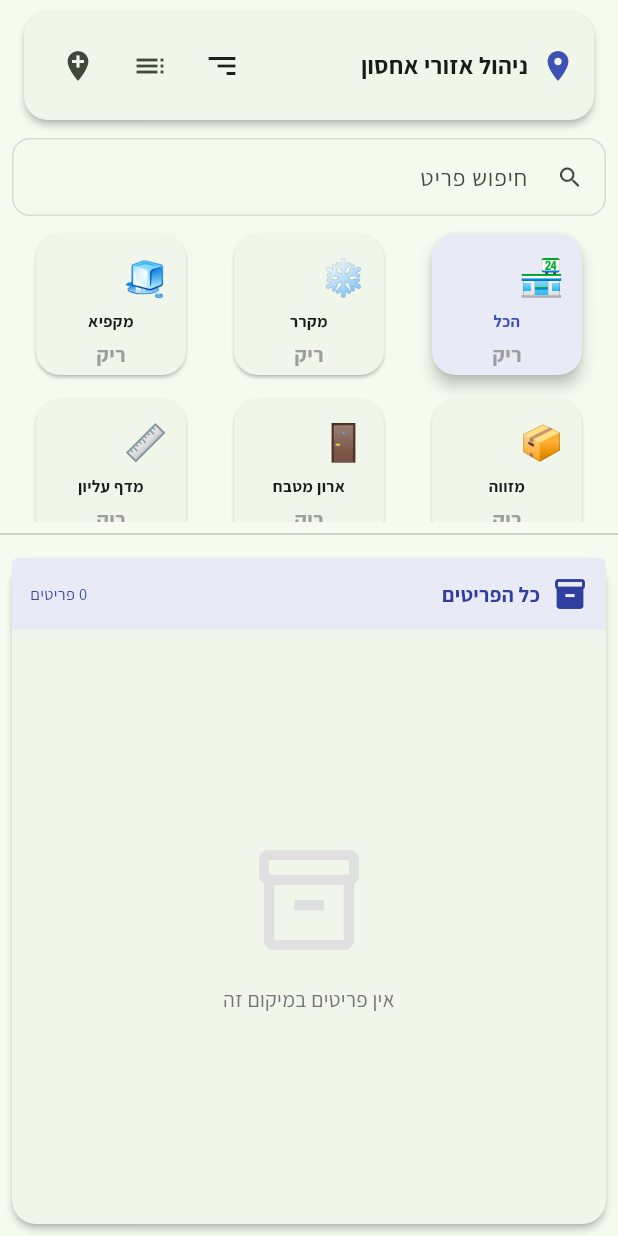
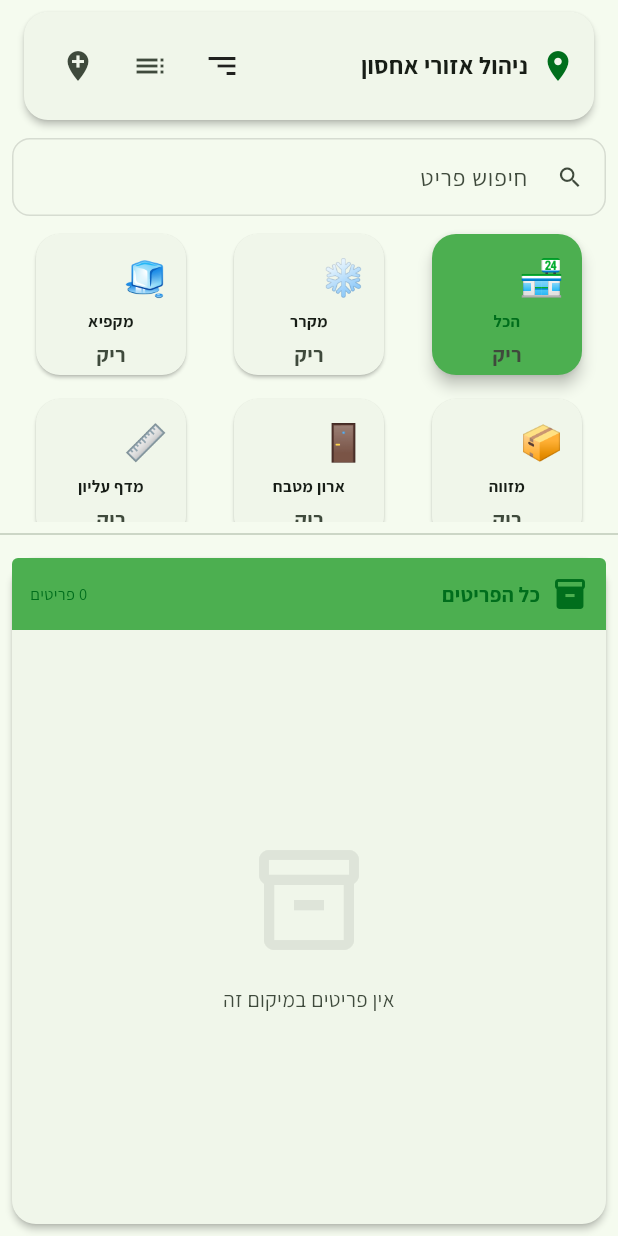
Before and after one commit to Yehuda-sh/salsheli, a Flutter app: the StorageLocationManager widget shown alone on an empty page, opened directly with empty values, on a phone screen of 412 x 824 dp. Run offline on Flutter 3.47's test engine with Material 3 defaults, Android fonts, the phone set to English and light mode, and no system bars; drawn by our look-alikes of dynamic_color; our stand-ins replace cloud_firestore, firebase_auth, firebase_core, firebase_storage, fl_chart, flutter_animate and 4 more; missing offline and left inert: google_mlkit_text_recognition; accounts and stored records are empty.

```diff
--- a/lib/screens/pantry/my_pantry_screen.dart
+++ b/lib/screens/pantry/my_pantry_screen.dart
@@ -38,8 +38,8 @@ import 'package:provider/provider.dart';
 import '../../models/inventory_item.dart';
 import '../../providers/inventory_provider.dart';
 import '../../providers/shopping_lists_provider.dart';
-import '../../widgets/storage_location_manager.dart';
-import '../../widgets/pantry_filters.dart';
+import '../../widgets/inventory/storage_location_manager.dart';
+import '../../widgets/inventory/pantry_filters.dart';
 import '../../config/storage_locations_config.dart';
 import '../../core/ui_constants.dart';
 import '../../l10n/app_strings.dart';
--- a/lib/screens/receipts/receipt_import_screen.dart
+++ b/lib/screens/receipts/receipt_import_screen.dart
@@ -35,7 +35,7 @@ import 'package:intl/intl.dart';
 import 'package:provider/provider.dart';
 import '../../models/receipt.dart';
 import '../../providers/receipt_provider.dart';
-import '../../widgets/receipt_to_inventory_dialog.dart';
+import '../../widgets/inventory/receipt_to_inventory_dialog.dart';
 import '../../widgets/add_receipt_dialog.dart';
 import '../../core/ui_constants.dart';
 import 'receipt_view_screen.dart';
--- a/lib/widgets/storage_location_manager.dart
+++ b/lib/widgets/inventory/storage_location_manager.dart
@@ -1,4 +1,4 @@
-// 📄 File: lib/widgets/storage_location_manager.dart
+// 📄 File: lib/widgets/inventory/storage_location_manager.dart
 // תיאור: ווידג'ט לניהול ותצוגה של פריטים לפי מיקומי אחסון
 //
 // ✅ תיקונים גרסה 2.0:
@@ -15,11 +15,11 @@ import 'package:flutter/material.dart';
 import 'package:provider/provider.dart';
 import 'package:shared_preferences/shared_preferences.dart';
 
-import '../models/inventory_item.dart';
-import '../models/custom_location.dart';
-import '../providers/locations_provider.dart';
-import '../core/constants.dart';
-import '../core/ui_constants.dart';
+import 'package:salsheli/models/inventory_item.dart';
+import 'package:salsheli/models/custom_location.dart';
+import 'package:salsheli/providers/locations_provider.dart';
+import 'package:salsheli/core/constants.dart';
+import 'package:salsheli/core/ui_constants.dart';
 
 class StorageLocationManager extends StatefulWidget {
   final List<InventoryItem> inventory;
@@ -236,6 +236,7 @@ class _StorageLocationManagerState extends State<StorageLocationManager> {
   /// - בחירה באמצעות GestureDetector + StatefulBuilder
   void _showAddLocationDialog() {
     debugPrint('➕ StorageLocationManager._showAddLocationDialog()');
+    final cs = Theme.of(context).colorScheme;
     newLocationController.clear();
     String selectedEmoji = "📍";
 
@@ -269,12 +270,12 @@ class _StorageLocationManagerState extends State<StorageLocationManager> {
                             padding: const EdgeInsets.all(kSpacingSmall),
                             decoration: BoxDecoration(
                               color: isSelected
-                                  ? Colors.indigo.shade100
-                                  : Colors.grey.shade100,
+                                  ? cs.primaryContainer
+                                  : cs.surfaceContainerHighest,
                               borderRadius: BorderRadius.circular(kBorderRadiusSmall),
                               border: Border.all(
                                 color: isSelected
-                                    ? Colors.indigo
+                                    ? cs.primary
                                     : Colors.transparent,
                                 width: kBorderWidthThick,
                               ),
@@ -362,6 +363,7 @@ class _StorageLocationManagerState extends State<StorageLocationManager> {
   /// [loc] - ה-CustomLocation לעריכה (מכיל key, name, emoji)
   void _showEditLocationDialog(CustomLocation loc) {
     debugPrint('✏️ StorageLocationManager._showEditLocationDialog("${loc.name}")');
+    final cs = Theme.of(context).colorScheme;
     newLocationController.text = loc.name;
     String selectedEmoji = loc.emoji;
 
@@ -572,6 +574,7 @@ class _StorageLocationManagerState extends State<StorageLocationManager> {
     required List<CustomLocation> customLocations,
     bool isCustom = false,
   }) {
+    final cs = Theme.of(context).colorScheme;
     final isSelected = selectedLocation == key;
     final lowStockCount = widget.inventory
         .where((i) => i.location == key && i.quantity <= 2)
@@ -589,7 +592,7 @@ class _StorageLocationManagerState extends State<StorageLocationManager> {
           : null,
       child: Card(
         elevation: isSelected ? kCardElevationHigh : kCardElevationLow,
-        color: isSelected ? Colors.indigo.shade50 : null,
+        color: isSelected ? cs.primaryContainer : null,
         child: Padding(
           padding: const EdgeInsets.all(kSpacingSmallPlus),
           child: Column(
@@ -610,13 +613,16 @@ class _StorageLocationManagerState extends State<StorageLocationManager> {
                             );
                             _showEditLocationDialog(loc);
                           } catch (e) {
-                            // מיקום לא נמצא
-                          }
+                          debugPrint('   ❌ מיקום לא נמצא: $e');
+                            ScaffoldMessenger.of(context).showSnackBar(
+                            const SnackBar(content: Text('שגיאה: מיקום לא נמצא')),
+                          );
+                        }
                         },
                         child: Icon(
                           Icons.edit,
                           size: kIconSizeSmall,
-                          color: Colors.grey.shade600,
+                          color: cs.onSurfaceVariant,
                         ),
                       ),
                     ),
@@ -627,7 +633,7 @@ class _StorageLocationManagerState extends State<StorageLocationManager> {
                 name,
                 style: TextStyle(
                   fontWeight: FontWeight.bold,
-                  color: isSelected ? Colors.indigo : null,
+                  color: isSelected ? cs.primary : null,
                   fontSize: kFontSizeTiny,
                 ),
                 textAlign: TextAlign.center,
@@ -642,7 +648,7 @@ class _StorageLocationManagerState extends State<StorageLocationManager> {
                     style: TextStyle(
                       fontSize: kFontSizeSmall,
                       fontWeight: FontWeight.bold,
-                      color: count == 0 ? Colors.grey : Colors.indigo,
+                      color: count == 0 ? cs.onSurfaceVariant : cs.primary,
                     ),
                   ),
                   if (lowStockCount > 0) ...[
@@ -650,7 +656,7 @@ class _StorageLocationManagerState extends State<StorageLocationManager> {
                     Icon(
                       Icons.warning,
                       size: kIconSizeSmall,
-                      color: Colors.orange.shade700,
+                      color: cs.error,
                     ),
                   ],
                 ],
@@ -664,6 +670,8 @@ class _StorageLocationManagerState extends State<StorageLocationManager> {
 
   @override
   Widget build(BuildContext context) {
+    final cs = Theme.of(context).colorScheme;
+
     // יצירת עותק modifiable של הרשימה
     final customLocations = List<CustomLocation>.from(
       context.watch<LocationsProvider>().customLocations,
@@ -679,7 +687,7 @@ class _StorageLocationManagerState extends State<StorageLocationManager> {
               padding: const EdgeInsets.all(kSpacingSmallPlus),
               child: Row(
                 children: [
-                  const Icon(Icons.location_on, color: Colors.indigo),
+                  Icon(Icons.location_on, color: cs.primary),
                   const SizedBox(width: kSpacingSmall),
                   const Text(
                     "ניהול אזורי אחסון",
@@ -851,7 +859,7 @@ class _StorageLocationManagerState extends State<StorageLocationManager> {
                         Container(
                           padding: const EdgeInsets.all(kSpacingSmallPlus),
                           decoration: BoxDecoration(
-                            color: Colors.indigo.shade50,
+                            color: cs.primaryContainer,
                             borderRadius: const BorderRadius.only(
                               topLeft: Radius.circular(kSpacingTiny),
                               topRight: Radius.circular(kSpacingTiny),
@@ -861,21 +869,21 @@ class _StorageLocationManagerState extends State<StorageLocationManager> {
                             children: [
                               Icon(
                                 Icons.inventory_2,
-                                color: Colors.indigo.shade700,
+                                color: cs.primary,
                               ),
                               const SizedBox(width: kSpacingSmall),
                               Text(
                                 _getLocationTitle(customLocations),
                                 style: TextStyle(
                                   fontWeight: FontWeight.bold,
-                                  color: Colors.indigo.shade700,
+                                  color: cs.primary,
                                 ),
                               ),
                               const Spacer(),
                               Text(
                                 "${filteredInventory.length} פריטים",
                                 style: TextStyle(
-                                  color: Colors.indigo.shade600,
+                                  color: cs.primary,
                                   fontSize: kFontSizeTiny,
                                 ),
                               ),
@@ -895,7 +903,7 @@ class _StorageLocationManagerState extends State<StorageLocationManager> {
                                             ? Icons.search_off
                                             : Icons.inventory_2_outlined,
                                         size: kIconSizeXLarge,
-                                        color: Colors.grey.shade300,
+                                        color: cs.surfaceContainerHighest,
                                       ),
                                       const SizedBox(height: kSpacingMedium),
                                       Text(
@@ -903,7 +911,7 @@ class _StorageLocationManagerState extends State<StorageLocationManager> {
                                             ? "לא נמצאו פריטים"
                                             : "אין פריטים במיקום זה",
                                         style: TextStyle(
-                                          color: Colors.grey.shade600,
+                                          color: cs.onSurfaceVariant,
                                         ),
                                       ),
                                     ],
@@ -915,7 +923,7 @@ class _StorageLocationManagerState extends State<StorageLocationManager> {
                                     final item = filteredInventory[index];
                                     return ListTile(
                                       leading: CircleAvatar(
-                                        backgroundColor: Colors.indigo.shade50,
+                                        backgroundColor: cs.primaryContainer,
                                         child: Text(
                                           _getProductEmoji(item.category),
                                           style: const TextStyle(fontSize: kFontSizeMedium),
@@ -934,7 +942,7 @@ class _StorageLocationManagerState extends State<StorageLocationManager> {
                                           Icon(
                                             Icons.inventory,
                                             size: kIconSizeSmall,
-                                            color: Colors.grey.shade600,
+                                            color: cs.onSurfaceVariant,
                                           ),
                                           const SizedBox(width: kSpacingTiny),
                                           Text("${item.quantity} ${item.unit}"),
@@ -942,7 +950,7 @@ class _StorageLocationManagerState extends State<StorageLocationManager> {
                                           Icon(
                                             Icons.category,
                                             size: kIconSizeSmall,
-                                            color: Colors.grey.shade600,
+                                            color: cs.onSurfaceVariant,
                                           ),
                                           const SizedBox(width: kSpacingTiny),
                                           Text(item.category),
@@ -954,7 +962,7 @@ class _StorageLocationManagerState extends State<StorageLocationManager> {
                                           if (item.quantity <= 2)
                                             Icon(
                                               Icons.warning,
-                                              color: Colors.orange.shade700,
+                                              color: cs.error,
                                               size: kFontSizeMedium,
                                             ),
                                           if (widget.onEditItem != null)
```
Also changed, not shown: lib/screens/onboarding/widgets/onboarding_steps.dart (+109 -11 lines), lib/widgets/inventory/pantry_filters.dart (renamed from lib/widgets/pantry_filters.dart, +4 -4 lines), lib/widgets/inventory/receipt_to_inventory_dialog.dart (renamed from lib/widgets/receipt_to_inventory_dialog.dart, +7 -7 lines), 1 other file.
